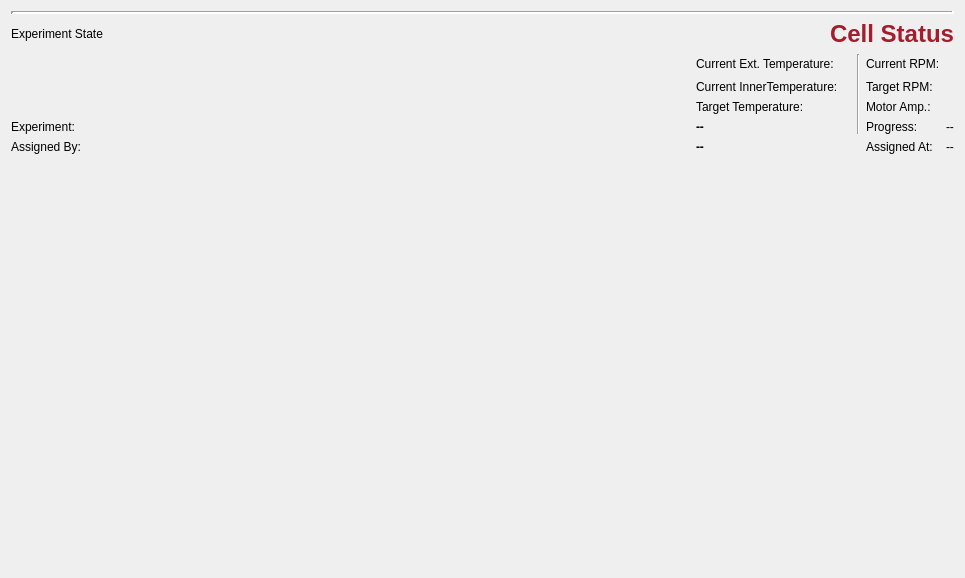
Qt form reactorgui/uiCellWidget.ui (daharkan/ModularReactionPackage) before a commit.
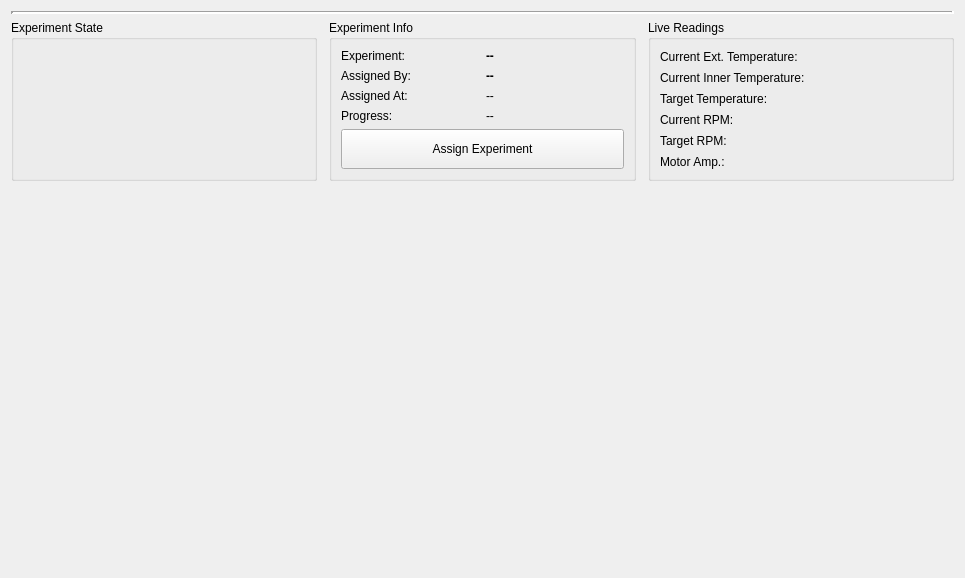
The same form after that commit. Icons and pictures are not drawn.

What changed in the file:
```diff
--- a/reactorgui/uiCellWidget.ui
+++ b/reactorgui/uiCellWidget.ui
@@ -41,305 +41,317 @@
     <layout class="QGridLayout" name="graphLayput"/>
    </item>
    <item row="1" column="1" colspan="2">
-    <layout class="QGridLayout" name="gridLayout">
-     <item row="3" column="5">
-      <widget class="QLabel" name="label_11">
-       <property name="sizePolicy">
-        <sizepolicy hsizetype="Preferred" vsizetype="Minimum">
-         <horstretch>0</horstretch>
-         <verstretch>0</verstretch>
-        </sizepolicy>
-       </property>
-       <property name="text">
-        <string>Motor Amp.:</string>
-       </property>
-      </widget>
-     </item>
-     <item row="1" column="5">
-      <widget class="QLabel" name="label_5">
-       <property name="sizePolicy">
-        <sizepolicy hsizetype="Preferred" vsizetype="Minimum">
-         <horstretch>0</horstretch>
-         <verstretch>0</verstretch>
-        </sizepolicy>
-       </property>
-       <property name="text">
-        <string>Current RPM:</string>
-       </property>
-      </widget>
-     </item>
-     <item row="1" column="4" rowspan="4">
-      <widget class="Line" name="line">
-       <property name="orientation">
-        <enum>Qt::Vertical</enum>
-       </property>
-      </widget>
-     </item>
-     <item row="2" column="3">
-      <widget class="QLabel" name="currentInnerTempLabel">
-       <property name="text">
-        <string/>
-       </property>
-      </widget>
-     </item>
-     <item row="1" column="3">
-      <widget class="QLabel" name="currentExtTempLabel">
-       <property name="sizePolicy">
-        <sizepolicy hsizetype="Preferred" vsizetype="Minimum">
-         <horstretch>0</horstretch>
-         <verstretch>0</verstretch>
-        </sizepolicy>
-       </property>
-       <property name="font">
-        <font>
-         <bold>true</bold>
-        </font>
-       </property>
-       <property name="text">
-        <string/>
-       </property>
-      </widget>
-     </item>
-     <item row="3" column="6">
-      <widget class="QLabel" name="motorAmpLabel">
-       <property name="sizePolicy">
-        <sizepolicy hsizetype="Preferred" vsizetype="Minimum">
-         <horstretch>0</horstretch>
-         <verstretch>0</verstretch>
-        </sizepolicy>
-       </property>
-       <property name="font">
-        <font>
-         <bold>true</bold>
-        </font>
-       </property>
-       <property name="text">
-        <string/>
-       </property>
-      </widget>
-     </item>
-     <item row="2" column="5">
-      <widget class="QLabel" name="label_8">
-       <property name="sizePolicy">
-        <sizepolicy hsizetype="Preferred" vsizetype="Minimum">
-         <horstretch>0</horstretch>
-         <verstretch>0</verstretch>
-        </sizepolicy>
-       </property>
-       <property name="text">
-        <string>Target RPM:</string>
-       </property>
-      </widget>
-     </item>
-     <item row="1" column="1">
-      <spacer name="horizontalSpacer">
-       <property name="orientation">
-        <enum>Qt::Horizontal</enum>
-       </property>
-       <property name="sizeHint" stdset="0">
-        <size>
-         <width>40</width>
-         <height>20</height>
-        </size>
-       </property>
-      </spacer>
-     </item>
-     <item row="2" column="6">
-      <widget class="QLabel" name="targetRPMLabel">
-       <property name="sizePolicy">
-        <sizepolicy hsizetype="Preferred" vsizetype="Minimum">
-         <horstretch>0</horstretch>
-         <verstretch>0</verstretch>
-        </sizepolicy>
-       </property>
-       <property name="font">
-        <font>
-         <bold>true</bold>
-        </font>
-       </property>
-       <property name="text">
-        <string/>
-       </property>
-      </widget>
-     </item>
-     <item row="3" column="2">
-      <widget class="QLabel" name="label">
-       <property name="sizePolicy">
-        <sizepolicy hsizetype="Preferred" vsizetype="Minimum">
-         <horstretch>0</horstretch>
-         <verstretch>0</verstretch>
-        </sizepolicy>
-       </property>
-       <property name="text">
-        <string>Target Temperature:</string>
-       </property>
-      </widget>
-     </item>
-     <item row="3" column="3">
-      <widget class="QLabel" name="targetTempLabel">
-       <property name="sizePolicy">
-        <sizepolicy hsizetype="Preferred" vsizetype="Minimum">
-         <horstretch>0</horstretch>
-         <verstretch>0</verstretch>
-        </sizepolicy>
-       </property>
-       <property name="font">
-        <font>
-         <bold>true</bold>
-        </font>
-       </property>
-       <property name="text">
-        <string/>
-       </property>
-      </widget>
-     </item>
-     <item row="0" column="2" colspan="5">
-      <widget class="QLabel" name="label_7">
-       <property name="sizePolicy">
-        <sizepolicy hsizetype="Preferred" vsizetype="Minimum">
-         <horstretch>0</horstretch>
-         <verstretch>0</verstretch>
-        </sizepolicy>
-       </property>
-       <property name="text">
-        <string>&lt;html&gt;&lt;head/&gt;&lt;body&gt;&lt;p&gt;&lt;span style=&quot; font-size:18pt; font-weight:700; color:#a51d2d;&quot;&gt;Cell Status&lt;/span&gt;&lt;/p&gt;&lt;/body&gt;&lt;/html&gt;</string>
-       </property>
-       <property name="alignment">
-        <set>Qt::AlignRight|Qt::AlignTrailing|Qt::AlignVCenter</set>
-       </property>
-      </widget>
-     </item>
-     <item row="2" column="2">
-      <widget class="QLabel" name="label_3">
-       <property name="text">
-        <string>Current InnerTemperature:</string>
-       </property>
-      </widget>
-     </item>
-     <item row="1" column="2">
-      <widget class="QLabel" name="label_2">
-       <property name="sizePolicy">
-        <sizepolicy hsizetype="Preferred" vsizetype="Minimum">
-         <horstretch>0</horstretch>
-         <verstretch>0</verstretch>
-        </sizepolicy>
-       </property>
-       <property name="text">
-        <string>Current Ext. Temperature:</string>
-       </property>
-      </widget>
-     </item>
-     <item row="1" column="6">
-      <widget class="QLabel" name="currentRPMLabel">
-       <property name="sizePolicy">
-        <sizepolicy hsizetype="Preferred" vsizetype="Minimum">
-         <horstretch>0</horstretch>
-         <verstretch>0</verstretch>
-        </sizepolicy>
-       </property>
-       <property name="font">
-        <font>
-         <bold>true</bold>
-        </font>
-       </property>
-       <property name="text">
-        <string/>
-       </property>
-      </widget>
-     </item>
-     <item row="0" column="0">
-      <widget class="QLabel" name="label_4">
-       <property name="text">
+    <layout class="QHBoxLayout" name="gridLayout">
+     <property name="spacing">
+      <number>12</number>
+     </property>
+     <item>
+      <widget class="QGroupBox" name="stateGroupBox">
+       <property name="title">
         <string>Experiment State</string>
        </property>
-       <property name="alignment">
-        <set>Qt::AlignCenter</set>
-       </property>
-      </widget>
-     </item>
-     <item row="1" column="0" rowspan="3">
-      <widget class="QLabel" name="expStateLabel">
-       <property name="font">
-        <font>
-         <pointsize>12</pointsize>
-         <bold>true</bold>
-        </font>
-       </property>
+       <layout class="QVBoxLayout" name="stateLayout">
+        <item>
+         <widget class="QLabel" name="expStateLabel">
+          <property name="font">
+           <font>
+            <pointsize>12</pointsize>
+            <bold>true</bold>
+           </font>
+          </property>
        <property name="styleSheet">
-        <string notr="true">color: rgb(26, 95, 180);</string>
+        <string notr="true">color: #213268;</string>
        </property>
-       <property name="text">
-        <string/>
-       </property>
-       <property name="alignment">
-        <set>Qt::AlignCenter</set>
-       </property>
+          <property name="text">
+           <string/>
+          </property>
+          <property name="alignment">
+           <set>Qt::AlignmentFlag::AlignCenter</set>
+          </property>
+         </widget>
+        </item>
+       </layout>
       </widget>
      </item>
-     <item row="4" column="0">
-      <widget class="QLabel" name="experimentNameLabel">
-       <property name="text">
-        <string>Experiment:</string>
+     <item>
+      <widget class="QGroupBox" name="experimentInfoGroupBox">
+       <property name="title">
+        <string>Experiment Info</string>
        </property>
-      </widget>
-     </item>
-     <item row="4" column="2" colspan="2">
-      <widget class="QLabel" name="experimentNameValueLabel">
-       <property name="font">
-        <font>
-         <bold>true</bold>
-        </font>
+       <layout class="QGridLayout" name="experimentInfoLayout">
+        <item row="0" column="0">
+         <widget class="QLabel" name="experimentNameLabel">
+          <property name="text">
+           <string>Experiment:</string>
+          </property>
+         </widget>
+        </item>
+        <item row="0" column="1">
+         <widget class="QLabel" name="experimentNameValueLabel">
+          <property name="font">
+           <font>
+            <bold>true</bold>
+           </font>
+          </property>
+          <property name="text">
+           <string>--</string>
+          </property>
+         </widget>
+        </item>
+        <item row="1" column="0">
+         <widget class="QLabel" name="assignedByLabel">
+          <property name="text">
+           <string>Assigned By:</string>
+          </property>
+         </widget>
+        </item>
+        <item row="1" column="1">
+         <widget class="QLabel" name="assignedByValueLabel">
+          <property name="font">
+           <font>
+            <bold>true</bold>
+           </font>
+          </property>
+          <property name="text">
+           <string>--</string>
+          </property>
+         </widget>
+        </item>
+        <item row="2" column="0">
+         <widget class="QLabel" name="assignedAtLabel">
+          <property name="text">
+           <string>Assigned At:</string>
+          </property>
+         </widget>
+        </item>
+        <item row="2" column="1">
+         <widget class="QLabel" name="assignedAtValueLabel">
+          <property name="text">
+           <string>--</string>
+          </property>
+         </widget>
+        </item>
+        <item row="3" column="0">
+         <widget class="QLabel" name="experimentProgressLabel">
+          <property name="text">
+           <string>Progress:</string>
+          </property>
+         </widget>
+        </item>
+        <item row="3" column="1">
+         <widget class="QLabel" name="experimentProgressValueLabel">
+          <property name="text">
+           <string>--</string>
+          </property>
+         </widget>
+        </item>
+        <item row="4" column="0" colspan="2">
+         <widget class="QPushButton" name="assignExperimentButton">
+          <property name="minimumSize">
+           <size>
+            <width>0</width>
+            <height>40</height>
+           </size>
+          </property>
+          <property name="text">
+           <string>Assign Experiment</string>
+          </property>
+          <property name="icon">
+           <iconset resource="resources.qrc">
+            <normaloff>:/resources/icons/plus.svg</normaloff>:/resources/icons/plus.svg</iconset>
+          </property>
+          <property name="iconSize">
+           <size>
+            <width>22</width>
+            <height>22</height>
+           </size>
+          </property>
+         </widget>
+        </item>
+      </layout>
+     </widget>
+    </item>
+     <item>
+      <widget class="QGroupBox" name="metricsGroupBox">
+       <property name="title">
+        <string>Live Readings</string>
        </property>
-       <property name="text">
-        <string>--</string>
-       </property>
-      </widget>
-     </item>
-     <item row="4" column="5">
-      <widget class="QLabel" name="experimentProgressLabel">
-       <property name="text">
-        <string>Progress:</string>
-       </property>
-      </widget>
-     </item>
-     <item row="4" column="6">
-      <widget class="QLabel" name="experimentProgressValueLabel">
-       <property name="text">
-        <string>--</string>
-       </property>
-      </widget>
-     </item>
-     <item row="5" column="0">
-      <widget class="QLabel" name="assignedByLabel">
-       <property name="text">
-        <string>Assigned By:</string>
-       </property>
-      </widget>
-     </item>
-     <item row="5" column="2" colspan="2">
-      <widget class="QLabel" name="assignedByValueLabel">
-       <property name="font">
-        <font>
-         <bold>true</bold>
-        </font>
-       </property>
-       <property name="text">
-        <string>--</string>
-       </property>
-      </widget>
-     </item>
-     <item row="5" column="5">
-      <widget class="QLabel" name="assignedAtLabel">
-       <property name="text">
-        <string>Assigned At:</string>
-       </property>
-      </widget>
-     </item>
-     <item row="5" column="6">
-      <widget class="QLabel" name="assignedAtValueLabel">
-       <property name="text">
-        <string>--</string>
-       </property>
+       <layout class="QGridLayout" name="metricsLayout">
+        <item row="0" column="0">
+         <widget class="QLabel" name="label_2">
+          <property name="sizePolicy">
+           <sizepolicy hsizetype="Preferred" vsizetype="Minimum">
+            <horstretch>0</horstretch>
+            <verstretch>0</verstretch>
+           </sizepolicy>
+          </property>
+          <property name="text">
+           <string>Current Ext. Temperature:</string>
+          </property>
+         </widget>
+        </item>
+        <item row="0" column="1">
+         <widget class="QLabel" name="currentExtTempLabel">
+          <property name="sizePolicy">
+           <sizepolicy hsizetype="Preferred" vsizetype="Minimum">
+            <horstretch>0</horstretch>
+            <verstretch>0</verstretch>
+           </sizepolicy>
+          </property>
+          <property name="font">
+           <font>
+            <bold>true</bold>
+           </font>
+          </property>
+          <property name="text">
+           <string/>
+          </property>
+         </widget>
+        </item>
+        <item row="1" column="0">
+         <widget class="QLabel" name="label_3">
+          <property name="text">
+           <string>Current Inner Temperature:</string>
+          </property>
+         </widget>
+        </item>
+        <item row="1" column="1">
+         <widget class="QLabel" name="currentInnerTempLabel">
+          <property name="font">
+           <font>
+            <bold>true</bold>
+           </font>
+          </property>
+          <property name="text">
+           <string/>
+          </property>
+         </widget>
+        </item>
+        <item row="2" column="0">
+         <widget class="QLabel" name="label">
+          <property name="sizePolicy">
+           <sizepolicy hsizetype="Preferred" vsizetype="Minimum">
+            <horstretch>0</horstretch>
+            <verstretch>0</verstretch>
+           </sizepolicy>
+          </property>
+          <property name="text">
+           <string>Target Temperature:</string>
+          </property>
+         </widget>
+        </item>
+        <item row="2" column="1">
+         <widget class="QLabel" name="targetTempLabel">
+          <property name="sizePolicy">
+           <sizepolicy hsizetype="Preferred" vsizetype="Minimum">
+            <horstretch>0</horstretch>
+            <verstretch>0</verstretch>
+           </sizepolicy>
+          </property>
+          <property name="font">
+           <font>
+            <bold>true</bold>
+           </font>
+          </property>
+          <property name="text">
+           <string/>
+          </property>
+         </widget>
+        </item>
+        <item row="3" column="0">
+         <widget class="QLabel" name="label_5">
+          <property name="sizePolicy">
+           <sizepolicy hsizetype="Preferred" vsizetype="Minimum">
+            <horstretch>0</horstretch>
+            <verstretch>0</verstretch>
+           </sizepolicy>
+          </property>
+          <property name="text">
+           <string>Current RPM:</string>
+          </property>
+         </widget>
+        </item>
+        <item row="3" column="1">
+         <widget class="QLabel" name="currentRPMLabel">
+          <property name="sizePolicy">
+           <sizepolicy hsizetype="Preferred" vsizetype="Minimum">
+            <horstretch>0</horstretch>
+            <verstretch>0</verstretch>
+           </sizepolicy>
+          </property>
+          <property name="font">
+           <font>
+            <bold>true</bold>
+           </font>
+          </property>
+          <property name="text">
+           <string/>
+          </property>
+         </widget>
+        </item>
+        <item row="4" column="0">
+         <widget class="QLabel" name="label_8">
+          <property name="sizePolicy">
+           <sizepolicy hsizetype="Preferred" vsizetype="Minimum">
+            <horstretch>0</horstretch>
+            <verstretch>0</verstretch>
+           </sizepolicy>
+          </property>
+          <property name="text">
+           <string>Target RPM:</string>
+          </property>
+         </widget>
+        </item>
+        <item row="4" column="1">
+         <widget class="QLabel" name="targetRPMLabel">
+          <property name="sizePolicy">
+           <sizepolicy hsizetype="Preferred" vsizetype="Minimum">
+            <horstretch>0</horstretch>
+            <verstretch>0</verstretch>
+           </sizepolicy>
+          </property>
+          <property name="font">
+           <font>
+            <bold>true</bold>
+           </font>
+          </property>
+          <property name="text">
+           <string/>
+          </property>
+         </widget>
+        </item>
+        <item row="5" column="0">
+         <widget class="QLabel" name="label_11">
+          <property name="sizePolicy">
+           <sizepolicy hsizetype="Preferred" vsizetype="Minimum">
+            <horstretch>0</horstretch>
+            <verstretch>0</verstretch>
+           </sizepolicy>
+          </property>
+          <property name="text">
+           <string>Motor Amp.:</string>
+          </property>
+         </widget>
+        </item>
+        <item row="5" column="1">
+         <widget class="QLabel" name="motorAmpLabel">
+          <property name="sizePolicy">
+           <sizepolicy hsizetype="Preferred" vsizetype="Minimum">
+            <horstretch>0</horstretch>
+            <verstretch>0</verstretch>
+           </sizepolicy>
+          </property>
+          <property name="font">
+           <font>
+            <bold>true</bold>
+           </font>
+          </property>
+          <property name="text">
+           <string/>
+          </property>
+         </widget>
+        </item>
+       </layout>
       </widget>
      </item>
     </layout>
```
Left out of the diff: 4 changed lines with no effect on the pictures.
